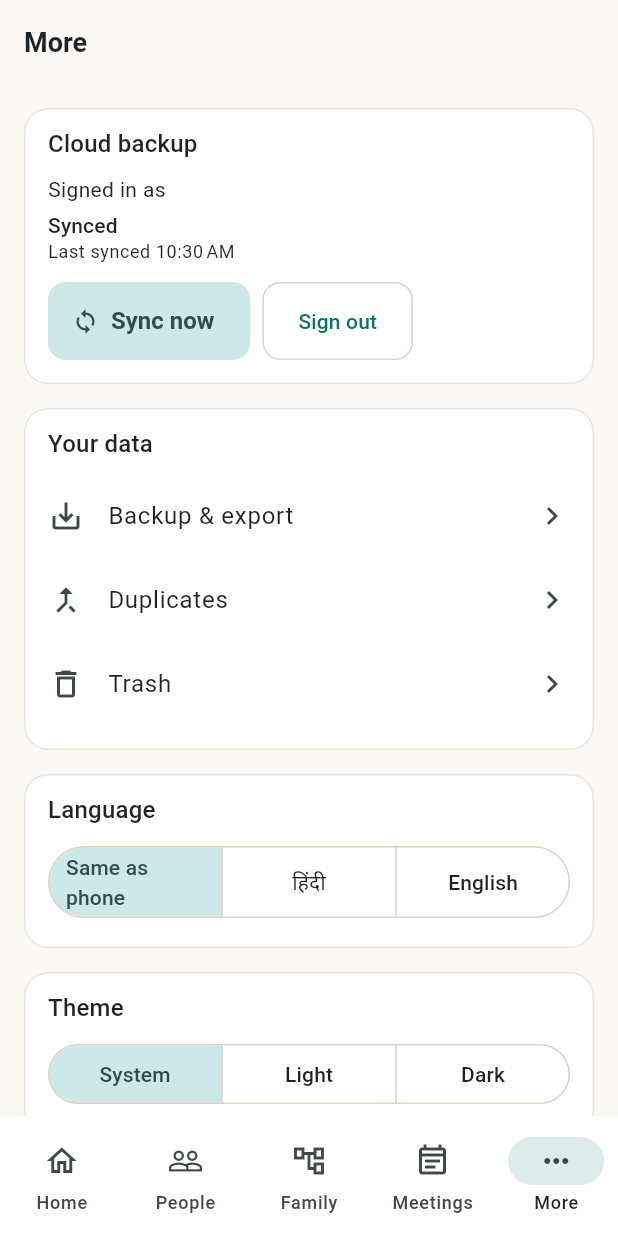
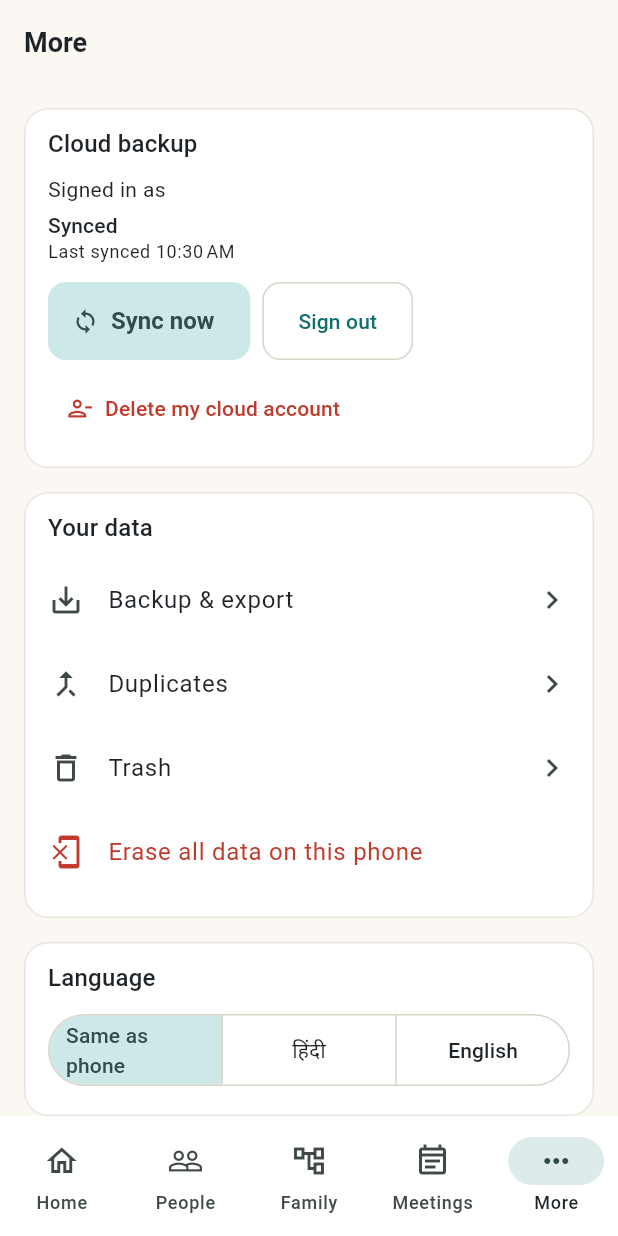
Before and after one commit to MukeshKumarBagaria/parichit, a Flutter app: the MoreScreen screen opened by its route, on a phone screen of 412 x 824 dp. Run offline on Flutter 3.47's test engine with Material 3 defaults, Android fonts, the phone set to English and light mode, and no system bars; our stand-ins replace drift, drift_flutter, file_picker, flutter_riverpod, flutter_secure_storage, go_router and 3 more; missing offline and left inert: cryptography; accounts and stored records are empty; generated files the repository leaves out were written again.

Commit message:
Prepare for Google Play release
- Release signing from android/key.properties or CI secrets (falls back to
  the debug key with a warning, so local release runs still work).
- Release workflow builds the signed, obfuscated .aab on GitHub (release
  builds are blocked locally by Smart App Control) and verifies it is not
  debug-signed; CI also smoke-tests a release bundle build on every push.
- App icon: adaptive launcher icon with themed (monochrome) layer, legacy
  PNGs, Play icon 512 and feature graphic 1024x500 (tool/generate_brand_assets.ps1).
- Play account-deletion policy: delete_my_account() database function and an
  in-app "Delete my cloud account" action; plus "Erase all data on this phone".
- Privacy policy and docs/PLAY_STORE.md: Play Console checklist, store listing
  text (English + Hindi), Data safety and content-rating answers, Supabase
  settings for real users.

Co-Authored-By: Claude Opus 5.5 <noreply@anthropic.com>

```diff
--- a/lib/features/settings/presentation/more_screen.dart
+++ b/lib/features/settings/presentation/more_screen.dart
@@ -6,6 +6,7 @@ import '../../../core/l10n/l10n.dart';
 import '../../../core/router/routes.dart';
 import '../../../core/theme/app_tokens.dart';
 import '../../../shared/widgets/section_card.dart';
+import '../../account/account_actions.dart';
 import '../../security/app_lock.dart';
 import '../../sync/presentation/sync_widgets.dart';
 import 'settings_providers.dart';
@@ -43,6 +44,12 @@ class MoreScreen extends ConsumerWidget {
                 nav(Icons.save_alt, l10n.backupTitle, Routes.backup),
                 nav(Icons.merge_type, l10n.duplicatesTitle, Routes.duplicates),
                 nav(Icons.delete_outline, l10n.trashTitle, Routes.trash),
+                ListTile(
+                  contentPadding: EdgeInsets.zero,
+                  leading: Icon(Icons.phonelink_erase, color: Theme.of(context).colorScheme.error),
+                  title: Text(l10n.eraseDeviceButton, style: TextStyle(color: Theme.of(context).colorScheme.error)),
+                  onTap: () => eraseThisPhone(context, ref),
+                ),
               ],
             ),
           ),
--- a/lib/features/settings/presentation/settings_providers.dart
+++ b/lib/features/settings/presentation/settings_providers.dart
@@ -23,6 +23,9 @@ class AppSettingsController extends Notifier<AppSettings> {
 
   Future<void> completeOnboarding() => _update(state.copyWith(onboardingComplete: true));
 
+  /// Used after erasing all data: the router returns to onboarding.
+  Future<void> resetOnboarding() => _update(state.copyWith(onboardingComplete: false));
+
   Future<void> _update(AppSettings next) async {
     state = next;
     await ref.read(settingsRepositoryProvider).save(next);
--- a/lib/features/sync/presentation/sync_widgets.dart
+++ b/lib/features/sync/presentation/sync_widgets.dart
@@ -7,6 +7,7 @@ import '../../../core/l10n/l10n.dart';
 import '../../../core/router/routes.dart';
 import '../../../core/sync/sync_providers.dart';
 import '../../../core/theme/app_tokens.dart';
+import '../../account/account_actions.dart';
 
 /// Small status chip (blueprint §10): Synced ✓ / Offline / 3 pending / Issue.
 /// Hidden when cloud backup is not available at all.
@@ -120,6 +121,13 @@ class SyncSettingsBody extends ConsumerWidget {
                 onTap: () => context.push(Routes.syncIssues),
               ),
             ],
+            const SizedBox(height: AppSpacing.xs),
+            TextButton.icon(
+              style: TextButton.styleFrom(foregroundColor: Theme.of(context).colorScheme.error),
+              onPressed: () => deleteCloudAccount(context, ref),
+              icon: const Icon(Icons.person_remove_outlined),
+              label: Text(l10n.accountDeleteButton),
+            ),
           ],
         );
     }
--- a/lib/l10n/app_en.arb
+++ b/lib/l10n/app_en.arb
@@ -361,5 +361,18 @@
   "signInFailed": "Could not sign in: {error}",
   "@signInFailed": { "placeholders": { "error": { "type": "String" } } },
   "onboardingRestore": "Already use Parichit? Sign in to restore",
-  "settingsAbout": "About Parichit"
+  "settingsAbout": "About Parichit",
+
+  "accountConfirmWord": "DELETE",
+  "accountConfirmHint": "Type {word} to confirm",
+  "@accountConfirmHint": { "placeholders": { "word": { "type": "String" } } },
+  "accountDeleteButton": "Delete my cloud account",
+  "accountDeleteTitle": "Delete cloud account?",
+  "accountDeleteBody": "This permanently deletes your Parichit account and every record stored in the cloud. Data on this phone stays until you erase it. This cannot be undone.",
+  "accountDeleted": "Your cloud account and its data were deleted.",
+  "accountDeleteFailed": "Could not delete the account: {error}",
+  "@accountDeleteFailed": { "placeholders": { "error": { "type": "String" } } },
+  "eraseDeviceButton": "Erase all data on this phone",
+  "eraseDeviceTitle": "Erase this phone?",
+  "eraseDeviceBody": "Everyone, every relation, meeting and setting stored on this phone will be deleted and you will be signed out. Your cloud backup (if any) is not affected. This cannot be undone."
 }
```
Also changed, not shown: lib/features/account/account_actions.dart (added, +83 -0 lines), lib/l10n/app_hi.arb (+12 -1 lines), lib/l10n/generated/app_localizations.dart, lib/l10n/generated/app_localizations_en.dart, lib/l10n/generated/app_localizations_hi.dart, store/feature_graphic_1024x500.png (added), store/play_icon_512.png (added), 18 other files.
